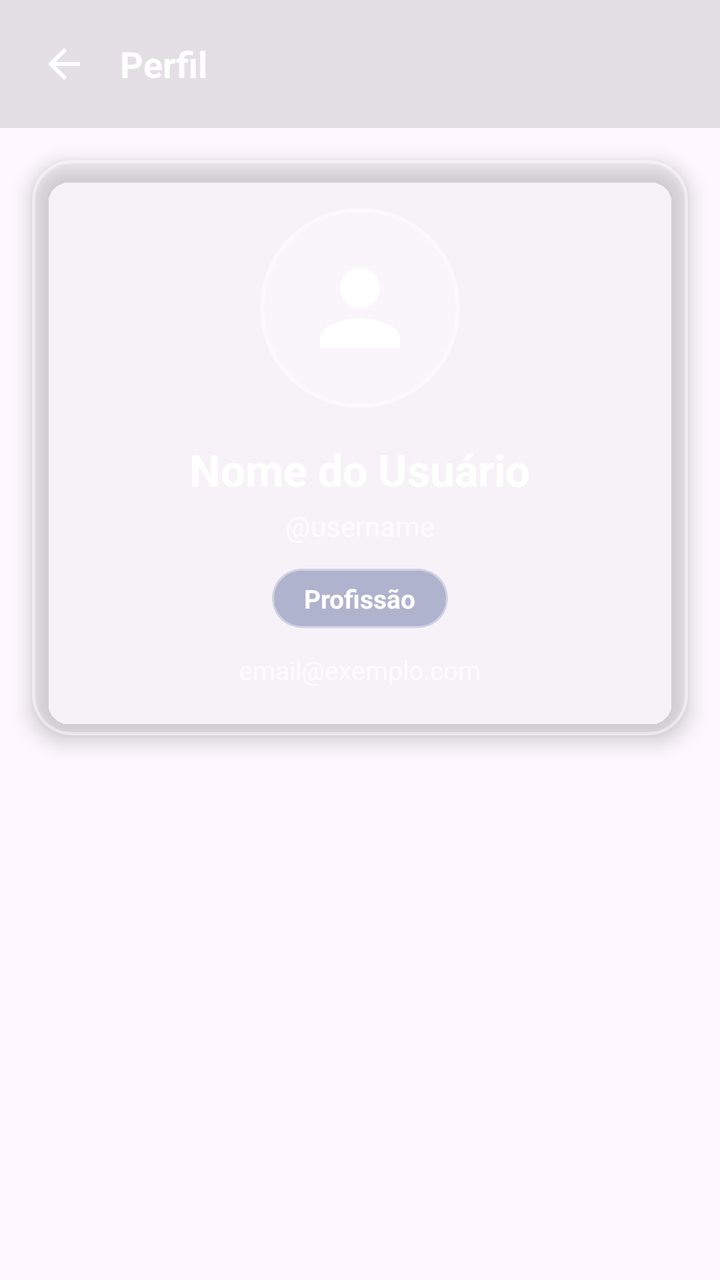
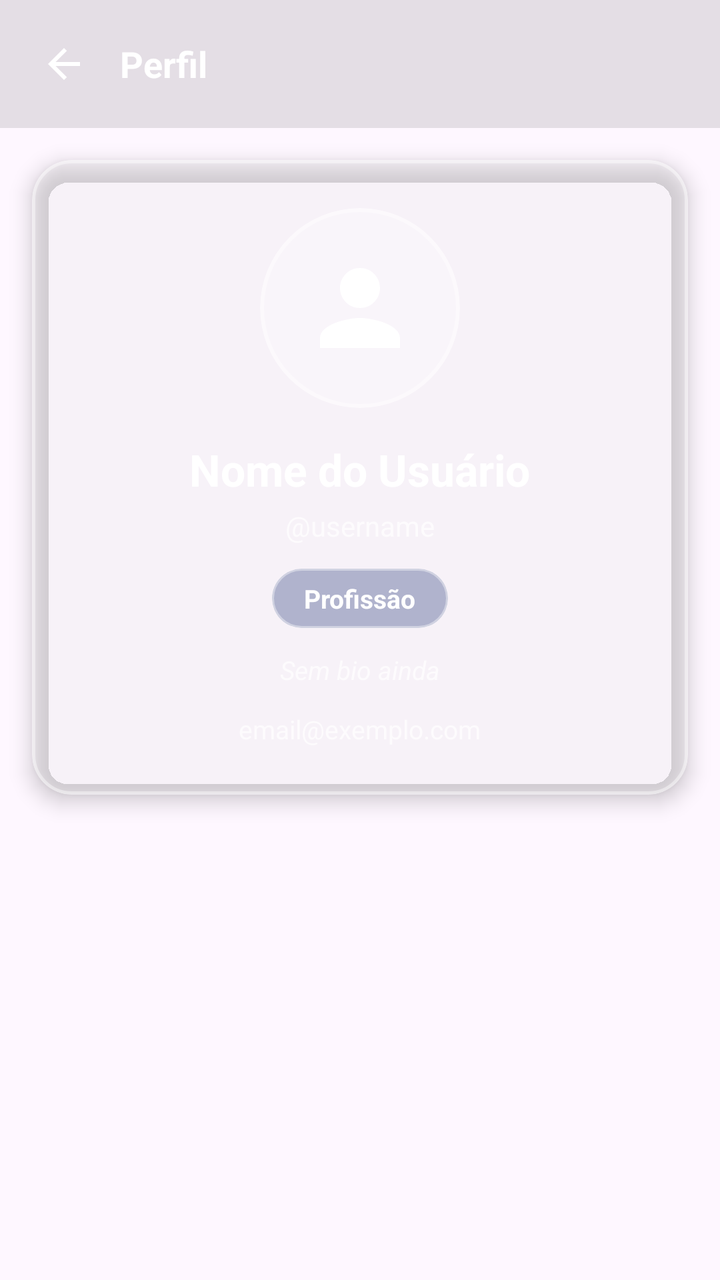

Screens rendered from an Android XML layout before and after an edit, with the pre-edit source and the edit as a unified diff.
<!-- AndroidManifest.xml: application theme Theme.PlataformaRemota -->
<!-- res/layout/activity_perfil_usuario.xml -->
<?xml version="1.0" encoding="utf-8"?>
<ScrollView xmlns:android="http://schemas.android.com/apk/res/android"
    xmlns:app="http://schemas.android.com/apk/res-auto"
    android:layout_width="match_parent"
    android:layout_height="match_parent"
    android:fillViewport="true">

    <LinearLayout
        android:layout_width="match_parent"
        android:layout_height="wrap_content"
        android:orientation="vertical">

        
        <LinearLayout
            android:layout_width="match_parent"
            android:layout_height="wrap_content"
            android:background="#1A000000"
            android:gravity="center_vertical"
            android:orientation="horizontal"
            android:padding="12dp">

            <ImageView
                android:id="@+id/btnVoltarPerfilUsuario"
                android:layout_width="40dp"
                android:layout_height="40dp"
                android:padding="8dp"
                android:background="?attr/selectableItemBackgroundBorderless"
                android:clickable="true"
                android:focusable="true"
                android:src="@drawable/ic_arrow_back"
                app:tint="@color/white" />

            <TextView
                android:layout_width="0dp"
                android:layout_height="wrap_content"
                android:layout_marginStart="8dp"
                android:layout_weight="1"
                android:text="Perfil"
                android:textColor="@color/white"
                android:textSize="18sp"
                android:textStyle="bold" />
        </LinearLayout>

        
        <com.google.android.material.card.MaterialCardView
            android:layout_width="match_parent"
            android:layout_height="wrap_content"
            android:layout_margin="16dp"
            app:cardBackgroundColor="#33FFFFFF"
            app:cardCornerRadius="20dp"
            app:cardElevation="6dp"
            app:strokeWidth="1.5dp"
            app:strokeColor="#66FFFFFF">

            <LinearLayout
                android:layout_width="match_parent"
                android:layout_height="wrap_content"
                android:gravity="center_horizontal"
                android:orientation="vertical"
                android:padding="24dp">

                <com.google.android.material.card.MaterialCardView
                    android:layout_width="100dp"
                    android:layout_height="100dp"
                    android:layout_marginBottom="16dp"
                    app:cardBackgroundColor="#33FFFFFF"
                    app:cardCornerRadius="50dp"
                    app:cardElevation="0dp"
                    app:strokeWidth="2dp"
                    app:strokeColor="#66FFFFFF">

                    <ImageView
                        android:id="@+id/imgFotoUsuario"
                        android:layout_width="match_parent"
                        android:layout_height="match_parent"
                        android:padding="20dp"
                        android:src="@drawable/ic_person"
                        app:tint="@color/white" />
                </com.google.android.material.card.MaterialCardView>

                <TextView
                    android:id="@+id/txtNomeUsuarioPerfil"
                    android:layout_width="wrap_content"
                    android:layout_height="wrap_content"
                    android:text="Nome do Usuário"
                    android:textColor="@color/white"
                    android:textSize="22sp"
                    android:textStyle="bold" />

                <TextView
                    android:id="@+id/txtUsernameUsuarioPerfil"
                    android:layout_width="wrap_content"
                    android:layout_height="wrap_content"
                    android:layout_marginTop="4dp"
                    android:text="@username"
                    android:textColor="#B3FFFFFF"
                    android:textSize="14sp" />

                <com.google.android.material.card.MaterialCardView
                    android:layout_width="wrap_content"
                    android:layout_height="wrap_content"
                    android:layout_marginTop="12dp"
                    app:cardBackgroundColor="#4D0D226B"
                    app:cardCornerRadius="20dp"
                    app:cardElevation="0dp"
                    app:strokeWidth="1dp"
                    app:strokeColor="#66FFFFFF">

                    <TextView
                        android:id="@+id/txtProfissaoUsuarioPerfil"
                        android:layout_width="wrap_content"
                        android:layout_height="wrap_content"
                        android:paddingHorizontal="16dp"
                        android:paddingVertical="6dp"
                        android:text="Profissão"
                        android:textColor="@color/white"
                        android:textSize="13sp"
                        android:textStyle="bold" />
                </com.google.android.material.card.MaterialCardView>

                <TextView
                    android:id="@+id/txtEmailUsuarioPerfil"
                    android:layout_width="wrap_content"
                    android:layout_height="wrap_content"
                    android:layout_marginTop="12dp"
                    android:text="email@exemplo.com"
                    android:textColor="#B3FFFFFF"
                    android:textSize="13sp" />
            </LinearLayout>
        </com.google.android.material.card.MaterialCardView>

        
        <TextView
            android:id="@+id/txtTituloAcoes"
            android:layout_width="wrap_content"
            android:layout_height="wrap_content"
            android:layout_marginHorizontal="16dp"
            android:layout_marginBottom="8dp"
            android:text="AÇÕES DO GRUPO"
            android:textColor="#B3FFFFFF"
            android:textSize="12sp"
            android:textStyle="bold"
            android:visibility="gone" />

        <LinearLayout
            android:id="@+id/layoutAcoesGrupo"
            android:layout_width="match_parent"
            android:layout_height="wrap_content"
            android:layout_marginHorizontal="16dp"
            android:layout_marginBottom="16dp"
            android:orientation="vertical"
            android:visibility="gone">

            <com.google.android.material.button.MaterialButton
                android:id="@+id/btnPromoverAdmin"
                android:layout_width="match_parent"
                android:layout_height="52dp"
                android:layout_marginBottom="8dp"
                android:insetTop="0dp"
                android:insetBottom="0dp"
                android:text="PROMOVER A ADMIN"
                android:textColor="@color/white"
                android:textSize="14sp"
                android:textStyle="bold"
                app:backgroundTint="#43A047"
                app:cornerRadius="26dp"
                app:icon="@drawable/ic_person"
                app:iconGravity="textStart"
                app:iconPadding="8dp"
                app:iconTint="@color/white" />

            <com.google.android.material.button.MaterialButton
                android:id="@+id/btnRemoverDoGrupo"
                android:layout_width="match_parent"
                android:layout_height="52dp"
                android:insetTop="0dp"
                android:insetBottom="0dp"
                android:text="REMOVER DO GRUPO"
                android:textColor="@color/white"
                android:textSize="14sp"
                android:textStyle="bold"
                app:backgroundTint="#D32F2F"
                app:cornerRadius="26dp"
                app:icon="@drawable/ic_delete"
                app:iconGravity="textStart"
                app:iconPadding="8dp"
                app:iconTint="@color/white" />
        </LinearLayout>

        
        <TextView
            android:id="@+id/txtTituloBloquear"
            android:layout_width="wrap_content"
            android:layout_height="wrap_content"
            android:layout_marginHorizontal="16dp"
            android:layout_marginBottom="8dp"
            android:text="AÇÕES"
            android:textColor="#B3FFFFFF"
            android:textSize="12sp"
            android:textStyle="bold"
            android:visibility="gone" />

        <com.google.android.material.button.MaterialButton
            android:id="@+id/btnBloquearUsuario"
            android:layout_width="match_parent"
            android:layout_height="52dp"
            android:layout_marginHorizontal="16dp"
            android:layout_marginBottom="24dp"
            android:insetTop="0dp"
            android:insetBottom="0dp"
            android:text="BLOQUEAR USUÁRIO"
            android:textColor="@color/white"
            android:textSize="14sp"
            android:textStyle="bold"
            app:backgroundTint="#757575"
            app:cornerRadius="26dp"
            app:icon="@drawable/ic_delete"
            app:iconGravity="textStart"
            app:iconPadding="8dp"
            app:iconTint="@color/white"
            android:visibility="gone" />

    </LinearLayout>
</ScrollView>
<!-- resources referenced by this layout -->
<resources>
  <color name="white">#FFFFFFFF</color>
  <!-- drawable ic_arrow_back (drawable) -->
  <vector xmlns:android="http://schemas.android.com/apk/res/android" android:autoMirrored="true" android:height="24dp" android:tint="#000000" android:viewportHeight="960" android:viewportWidth="960" android:width="24dp">
        
      <path android:fillColor="@android:color/white" android:pathData="M313,520L537,744L480,800L160,480L480,160L537,216L313,440L800,440L800,520L313,520Z"/>
      
  </vector>
  <!-- drawable ic_delete (drawable) -->
  <vector xmlns:android="http://schemas.android.com/apk/res/android" android:height="24dp" android:tint="#000000" android:viewportHeight="960" android:viewportWidth="960" android:width="24dp">
        
      <path android:fillColor="@android:color/white" android:pathData="M280,240L280,240L280,400Q280,400 280,481.5Q280,563 280,680Q280,701 280,721Q280,741 280,760L280,760Q280,760 280,760Q280,760 280,760L280,240ZM450,840L280,840Q247,840 223.5,816.5Q200,793 200,760L200,240L160,240L160,160L360,160L360,120L600,120L600,160L800,160L800,240L760,240L760,412Q743,407 720.5,403.5Q698,400 680,400L680,240L280,240L280,760Q280,760 280,760Q280,760 280,760L412,760Q418,781 428,801.5Q438,822 450,840ZM360,680L400,680Q400,617 420,576.5Q440,536 440,536L440,320L360,320L360,680ZM520,450Q537,439 558.5,428Q580,417 600,412L600,320L520,320L520,450ZM538.5,821.5Q480,763 480,680Q480,597 538.5,538.5Q597,480 680,480Q763,480 821.5,538.5Q880,597 880,680Q880,763 821.5,821.5Q763,880 680,880Q597,880 538.5,821.5ZM746,774L774,746L700,672L700,560L660,560L660,688L746,774Z"/>
      
  </vector>
  <!-- drawable ic_person (drawable) -->
  <vector xmlns:android="http://schemas.android.com/apk/res/android" android:height="24dp" android:tint="#000000" android:viewportHeight="24" android:viewportWidth="24" android:width="24dp">
        
      <path android:fillColor="@android:color/white" android:pathData="M12,12c2.21,0 4,-1.79 4,-4s-1.79,-4 -4,-4 -4,1.79 -4,4 1.79,4 4,4zM12,14c-2.67,0 -8,1.34 -8,4v2h16v-2c0,-2.66 -5.33,-4 -8,-4z"/>
      
  </vector>
  <style name="Theme.PlataformaRemota" parent="Base.Theme.PlataformaRemota" />
  <style name="Base.Theme.PlataformaRemota" parent="Theme.Material3.DayNight.NoActionBar">
          
          
          <item name="android:windowAnimationStyle">@style/ActivityAnimation</item>
      </style>
  <style name="ActivityAnimation" parent="@android:style/Animation.Activity">
          <item name="android:activityOpenEnterAnimation">@anim/slide_in_right</item>
          <item name="android:activityOpenExitAnimation">@anim/slide_out_left</item>
          <item name="android:activityCloseEnterAnimation">@anim/slide_in_left</item>
          <item name="android:activityCloseExitAnimation">@anim/slide_out_right</item>
      </style>
</resources>

<!-- the commit's change to res/layout/activity_perfil_usuario.xml (unified diff, before → after) -->
@@ -117,6 +117,18 @@
                         android:textSize="13sp"
                         android:textStyle="bold" />
                 </com.google.android.material.card.MaterialCardView>
+
+                <TextView
+                    android:id="@+id/txtBioUsuarioPerfil"
+                    android:layout_width="match_parent"
+                    android:layout_height="wrap_content"
+                    android:layout_marginTop="12dp"
+                    android:layout_marginHorizontal="16dp"
+                    android:text="Sem bio ainda"
+                    android:textAlignment="center"
+                    android:textColor="#B3FFFFFF"
+                    android:textSize="13sp"
+                    android:textStyle="italic" />
 
                 <TextView
                     android:id="@+id/txtEmailUsuarioPerfil"
<!-- resource entries referenced after the edit -->
@@ -21,9 +21,9 @@
   </vector>
   <style name="Theme.PlataformaRemota" parent="Base.Theme.PlataformaRemota" />
   <style name="Base.Theme.PlataformaRemota" parent="Theme.Material3.DayNight.NoActionBar">
-          
-          
           <item name="android:windowAnimationStyle">@style/ActivityAnimation</item>
+          <item name="android:fontFamily">sans-serif</item>
+          <item name="fontFamily">sans-serif</item>
       </style>
   <style name="ActivityAnimation" parent="@android:style/Animation.Activity">
           <item name="android:activityOpenEnterAnimation">@anim/slide_in_right</item>
